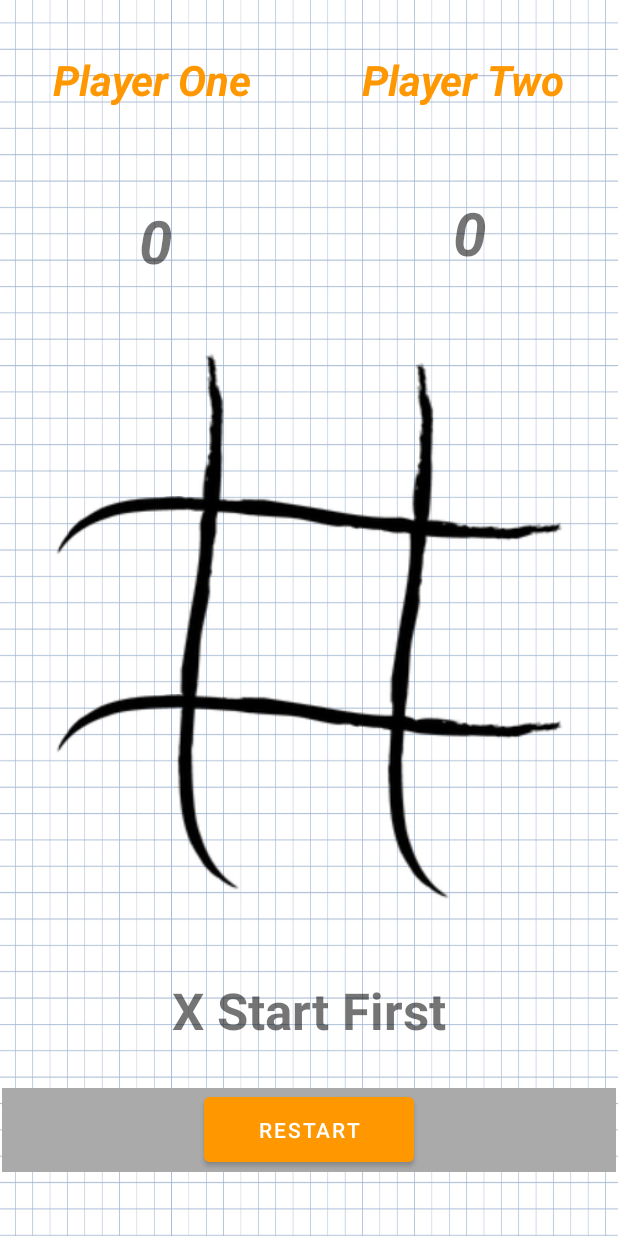
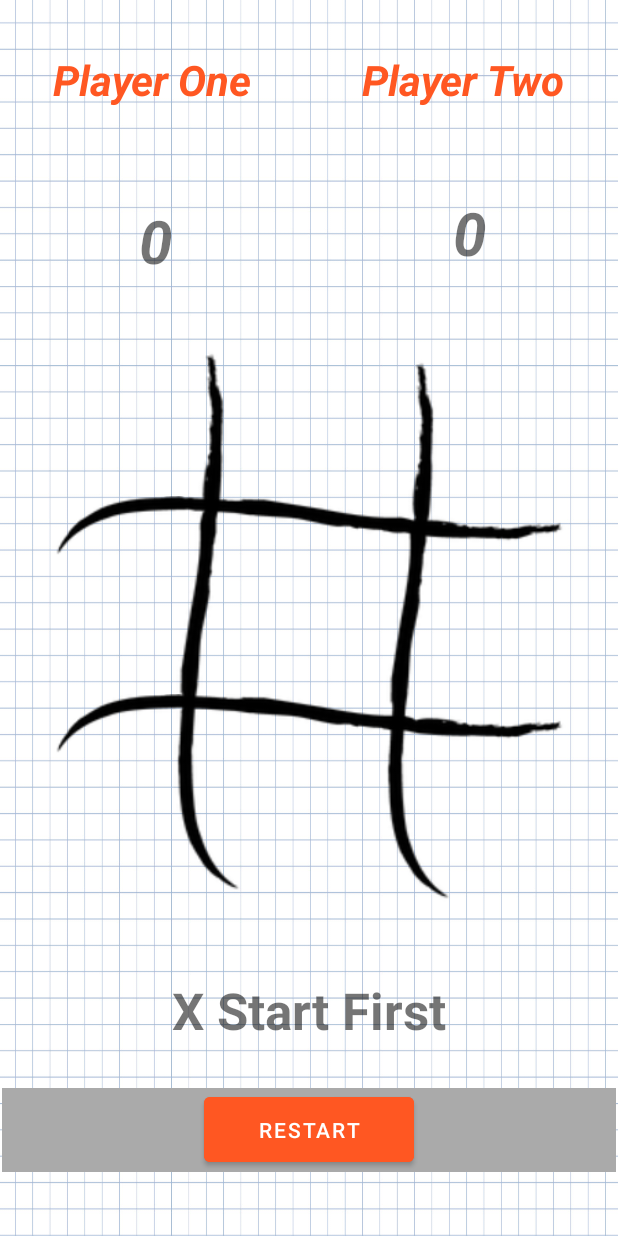
Before and after one commit to imorkravitz/TicTacToe_Application_mission_1, an Android app: the layout activity_main.xml on its own in the app's theme, with its tools: preview values and no code run, on a phone screen of 412 x 824 dp. Run offline under Robolectric (Android 15) with nearby library versions, the phone set to English and light mode, and no system bars.

Commit message:
Start Activity GUI - color and BTN 2 pages

```diff
--- a/app/src/main/res/layout/activity_main.xml
+++ b/app/src/main/res/layout/activity_main.xml
@@ -13,9 +13,9 @@
         android:layout_height="wrap_content"
         android:layout_marginStart="35dp"
         android:layout_marginTop="34dp"
-        android:backgroundTint="#FF9800"
+        android:backgroundTint="#FF5722"
         android:text="Player One"
-        android:textColor="#FF9800"
+        android:textColor="#FF5722"
         android:textSize="28dp"
         android:textStyle="bold|italic"
         app:layout_constraintStart_toStartOf="parent"
@@ -28,7 +28,7 @@
         android:layout_marginTop="34dp"
         android:layout_marginEnd="35dp"
         android:text="Player Two"
-        android:textColor="#FF9800"
+        android:textColor="#FF5722"
         android:textSize="28dp"
         android:textStyle="bold|italic"
         app:layout_constraintEnd_toEndOf="parent"
@@ -85,7 +85,21 @@
         app:layout_constraintStart_toStartOf="parent"
         app:layout_constraintTop_toTopOf="parent"
         app:layout_constraintVertical_bias="0.284"
-        tools:ignore="SpeakableTextPresentCheck" />
+        tools:ignore="SpeakableTextPresentCheck"
+        tools:visibility="visible" />
+
+    <TextView
+        android:id="@+id/main_icon_00"
+        android:layout_width="120dp"
+        android:layout_height="120dp"
+        android:layout_marginStart="9dp"
+        android:layout_marginTop="174dp"
+        android:layout_marginEnd="282dp"
+        android:layout_marginBottom="437dp"
+        app:layout_constraintBottom_toBottomOf="parent"
+        app:layout_constraintEnd_toEndOf="parent"
+        app:layout_constraintStart_toStartOf="parent"
+        app:layout_constraintTop_toTopOf="parent" />
 
     <Button
         android:id="@+id/main_Bt01"
@@ -102,6 +116,19 @@
         app:layout_constraintTop_toTopOf="parent"
         app:layout_constraintVertical_bias="0.284"
         tools:ignore="SpeakableTextPresentCheck" />
+
+    <TextView
+        android:id="@+id/main_icon_01"
+        android:layout_width="120dp"
+        android:layout_height="120dp"
+        android:layout_marginStart="145dp"
+        android:layout_marginTop="174dp"
+        android:layout_marginEnd="146dp"
+        android:layout_marginBottom="437dp"
+        app:layout_constraintBottom_toBottomOf="parent"
+        app:layout_constraintEnd_toEndOf="parent"
+        app:layout_constraintStart_toStartOf="parent"
+        app:layout_constraintTop_toTopOf="parent" />
 
     <Button
         android:id="@+id/main_Bt02"
@@ -121,6 +148,19 @@
         app:layout_constraintVertical_bias="0.284"
         tools:ignore="SpeakableTextPresentCheck" />
 
+    <TextView
+        android:id="@+id/main_icon_02"
+        android:layout_width="120dp"
+        android:layout_height="120dp"
+        android:layout_marginStart="276dp"
+        android:layout_marginTop="174dp"
+        android:layout_marginEnd="15dp"
+        android:layout_marginBottom="437dp"
+        app:layout_constraintBottom_toBottomOf="parent"
+        app:layout_constraintEnd_toEndOf="parent"
+        app:layout_constraintStart_toStartOf="parent"
+        app:layout_constraintTop_toTopOf="parent" />
+
     <Button
         android:id="@+id/main_Bt10"
         style="?android:attr/borderlessButtonStyle"
@@ -137,6 +177,19 @@
         app:layout_constraintTop_toTopOf="parent"
         tools:ignore="SpeakableTextPresentCheck" />
 
+    <TextView
+        android:id="@+id/main_icon_10"
+        android:layout_width="120dp"
+        android:layout_height="120dp"
+        android:layout_marginStart="9dp"
+        android:layout_marginTop="306dp"
+        android:layout_marginEnd="282dp"
+        android:layout_marginBottom="305dp"
+        app:layout_constraintBottom_toBottomOf="parent"
+        app:layout_constraintEnd_toEndOf="parent"
+        app:layout_constraintStart_toStartOf="parent"
+        app:layout_constraintTop_toTopOf="parent" />
+
     <Button
         android:id="@+id/main_Bt11"
         style="?android:attr/borderlessButtonStyle"
@@ -151,6 +204,19 @@
         app:layout_constraintStart_toStartOf="parent"
         app:layout_constraintTop_toTopOf="parent"
         tools:ignore="SpeakableTextPresentCheck" />
+
+    <TextView
+        android:id="@+id/main_icon_11"
+        android:layout_width="120dp"
+        android:layout_height="120dp"
+        android:layout_marginStart="144dp"
+        android:layout_marginTop="306dp"
+        android:layout_marginEnd="147dp"
+        android:layout_marginBottom="305dp"
+        app:layout_constraintBottom_toBottomOf="parent"
+        app:layout_constraintEnd_toEndOf="parent"
+        app:layout_constraintStart_toStartOf="parent"
+        app:layout_constraintTop_toTopOf="parent" />
 
     <Button
         android:id="@+id/main_Bt12"
@@ -169,6 +235,19 @@
         app:layout_constraintTop_toTopOf="parent"
         tools:ignore="SpeakableTextPresentCheck" />
 
+    <TextView
+        android:id="@+id/main_icon_12"
+        android:layout_width="120dp"
+        android:layout_height="120dp"
+        android:layout_marginStart="283dp"
+        android:layout_marginTop="315dp"
+        android:layout_marginEnd="8dp"
+        android:layout_marginBottom="296dp"
+        app:layout_constraintBottom_toBottomOf="parent"
+        app:layout_constraintEnd_toEndOf="parent"
+        app:layout_constraintStart_toStartOf="parent"
+        app:layout_constraintTop_toTopOf="parent" />
+
     <Button
         android:id="@+id/main_Bt20"
         style="?android:attr/borderlessButtonStyle"
@@ -184,6 +263,19 @@
         app:layout_constraintTop_toTopOf="parent"
         app:layout_constraintVertical_bias="0.718"
         tools:ignore="SpeakableTextPresentCheck" />
+
+    <TextView
+        android:id="@+id/main_icon_20"
+        android:layout_width="120dp"
+        android:layout_height="120dp"
+        android:layout_marginStart="9dp"
+        android:layout_marginTop="439dp"
+        android:layout_marginEnd="282dp"
+        android:layout_marginBottom="172dp"
+        app:layout_constraintBottom_toBottomOf="parent"
+        app:layout_constraintEnd_toEndOf="parent"
+        app:layout_constraintStart_toStartOf="parent"
+        app:layout_constraintTop_toTopOf="parent" />
 
     <Button
         android:id="@+id/main_Bt21"
@@ -201,6 +293,19 @@
         app:layout_constraintVertical_bias="0.718"
         tools:ignore="SpeakableTextPresentCheck" />
 
+    <TextView
+        android:id="@+id/main_icon_21"
+        android:layout_width="120dp"
+        android:layout_height="120dp"
+        android:layout_marginStart="136dp"
+        android:layout_marginTop="439dp"
+        android:layout_marginEnd="155dp"
+        android:layout_marginBottom="172dp"
+        app:layout_constraintBottom_toBottomOf="parent"
+        app:layout_constraintEnd_toEndOf="parent"
+        app:layout_constraintStart_toStartOf="parent"
+        app:layout_constraintTop_toTopOf="parent" />
+
     <Button
         android:id="@+id/main_Bt22"
         style="?android:attr/borderlessButtonStyle"
@@ -216,6 +321,19 @@
         app:layout_constraintTop_toTopOf="parent"
         app:layout_constraintVertical_bias="0.718"
         tools:ignore="SpeakableTextPresentCheck" />
+
+    <TextView
+        android:id="@+id/main_icon_22"
+        android:layout_width="120dp"
+        android:layout_height="120dp"
+        android:layout_marginStart="298dp"
+        android:layout_marginTop="476dp"
+        android:layout_marginEnd="63dp"
+        android:layout_marginBottom="219dp"
+        app:layout_constraintBottom_toBottomOf="parent"
+        app:layout_constraintEnd_toEndOf="parent"
+        app:layout_constraintStart_toStartOf="parent"
+        app:layout_constraintTop_toTopOf="parent" />
 
     <androidx.appcompat.widget.Toolbar
         android:id="@+id/toolbar"
@@ -254,7 +372,7 @@
         android:id="@+id/main_restart"
         android:layout_width="140dp"
         android:layout_height="55dp"
-        android:backgroundTint="#FF9800"
+        android:backgroundTint="#FF5722"
         android:text="Restart"
         app:layout_constraintEnd_toEndOf="@+id/toolbar"
         app:layout_constraintStart_toStartOf="@+id/toolbar"
--- a/app/src/main/res/layout/activity_main_start.xml
+++ b/app/src/main/res/layout/activity_main_start.xml
@@ -26,6 +26,8 @@
         android:layout_marginTop="485dp"
         android:layout_marginEnd="135dp"
         android:layout_marginBottom="198dp"
+        android:backgroundTint="#FF3A52"
+        android:onClick="playBtn"
         android:text="PLAY"
         android:textSize="30sp"
         android:textStyle="bold"
```
Also changed, not shown: app/src/main/AndroidManifest.xml (+10 -6 lines), app/src/main/java/com/example/tictactoe_application_mission_1/MainActivity.java (+36 -24 lines), app/src/main/java/com/example/tictactoe_application_mission_1/MainStartActivity.java (+12 -0 lines).
